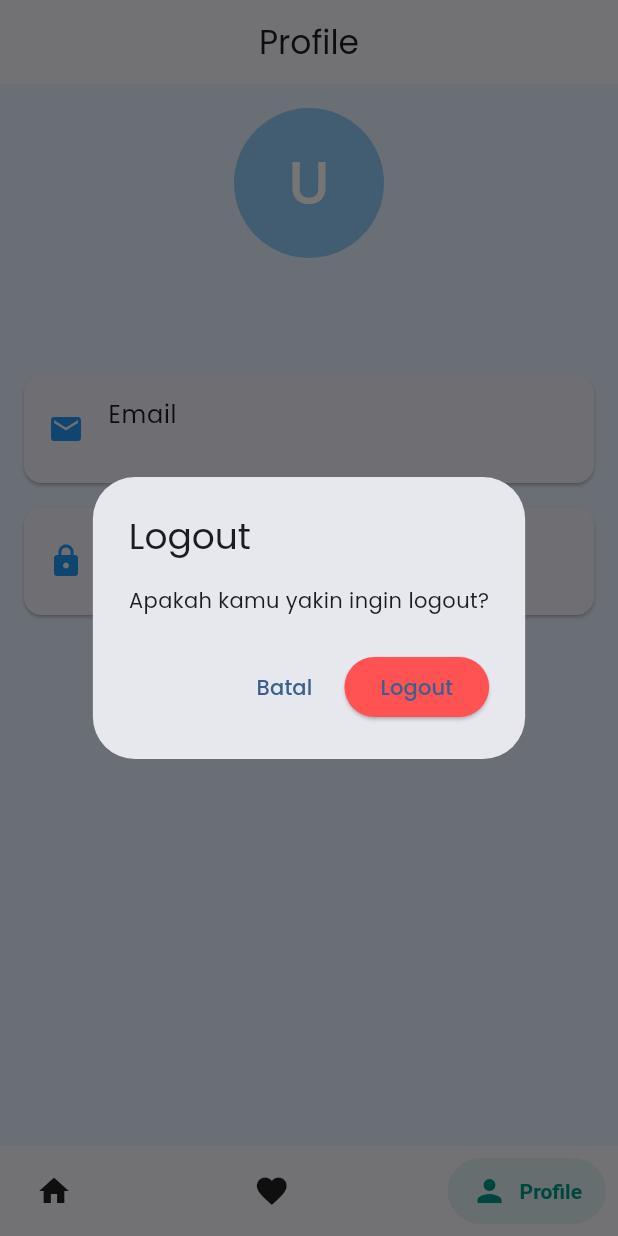
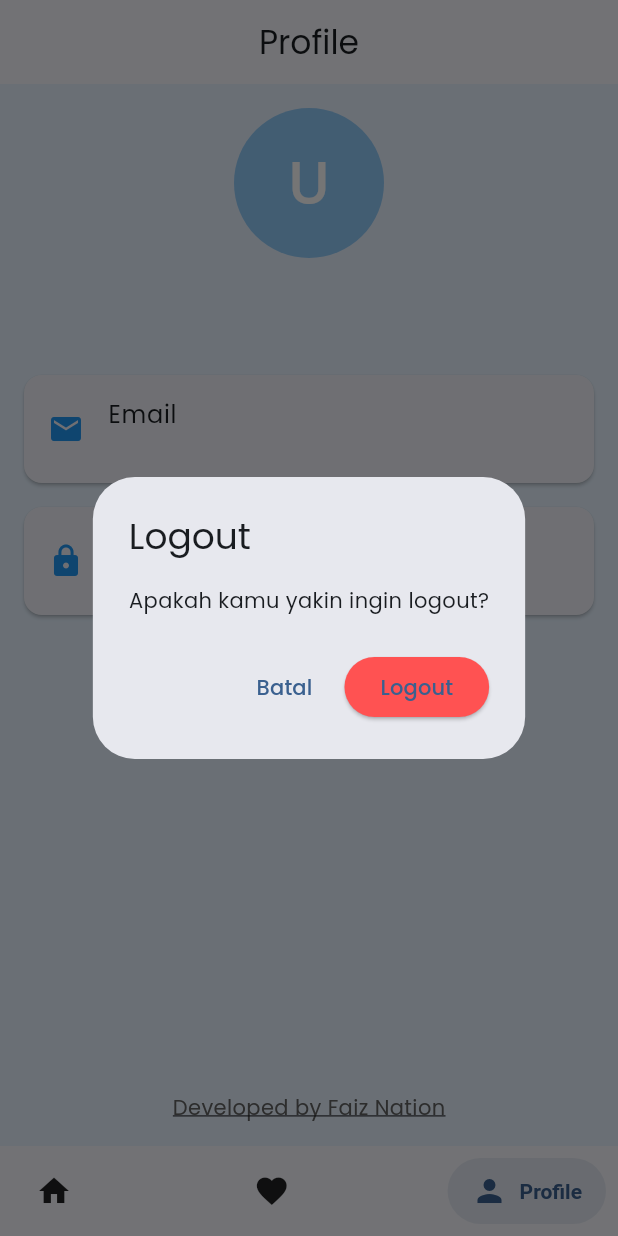
Before and after one commit to Ngoding-Gak-Jadi/belajar_flutter, a Flutter app: the MainNavigationScreen screen opened by its route, item 3 of the bottom bar chosen, after a tap on "Logout", on a phone screen of 412 x 824 dp. Run offline on Flutter 3.47's test engine with Material 3 defaults, Android fonts, the light colour scheme and no system bars; drawn by our look-alikes of salomon_bottom_bar; network calls fail.

Commit message:
update flutter

```diff
--- a/lib/screens/favorites/favorites_screen.dart
+++ b/lib/screens/favorites/favorites_screen.dart
@@ -10,10 +10,12 @@ class FavoritesScreen extends StatelessWidget {
   @override
   Widget build(BuildContext context) {
     return Scaffold(
+      backgroundColor: const Color(0xFFE6F2FF),
       appBar: AppBar(
         title: const Text('My Favorites'),
         centerTitle: true,
         automaticallyImplyLeading: false,
+        backgroundColor: const Color(0xFFE6F2FF),
       ),
       body: Consumer<FavoritesProvider>(
         builder: (context, favoritesProvider, child) {
--- a/lib/screens/getstarted_screen.dart
+++ b/lib/screens/getstarted_screen.dart
@@ -22,7 +22,8 @@ class GetStartedPage extends StatelessWidget {
             ),
           ),
 
-          Column(
+          SingleChildScrollView(
+            child: Column(
               mainAxisAlignment: MainAxisAlignment.center,
               children: [
                 const SizedBox(height: 80),
@@ -109,7 +110,7 @@ class GetStartedPage extends StatelessWidget {
                   ],
                 ),
 
-              const Spacer(),
+                const SizedBox(height: 145),
 
                 Align(
                   alignment: Alignment.bottomLeft,
@@ -117,6 +118,7 @@ class GetStartedPage extends StatelessWidget {
                 ),
               ],
             ),
+          ),
         ],
       ),
     );
--- a/lib/screens/home/home_screen.dart
+++ b/lib/screens/home/home_screen.dart
@@ -1,3 +1,4 @@
+import 'dart:async';
 
 import 'package:belajar_flutter/data/manga/manga_data.dart';
 import 'package:belajar_flutter/data/manhua/manhua_data.dart';
@@ -7,58 +8,89 @@ import 'package:belajar_flutter/widgets/comic_list_view.dart';
 import 'package:belajar_flutter/widgets/new_comic.dart';
 import 'package:flutter/material.dart';
 
-
-class MyHomePage extends StatelessWidget {
+class MyHomePage extends StatefulWidget {
   final String userEmail;
   final String userPass;
 
+  const MyHomePage({
+    super.key,
+    required this.userEmail,
+    required this.userPass,
+  });
+
+  @override
+  State<MyHomePage> createState() => _MyHomePageState();
+}
+
+class _MyHomePageState extends State<MyHomePage> {
+  late String greeting;
+  late String time;
+  late Timer timer;
+
+  @override
+  void initState() {
+    super.initState();
+    _updateGreeting();
+    timer = Timer.periodic(const Duration(seconds: 1), (_) {
+      _updateGreeting();
+    });
+  }
+
+  void _updateGreeting() {
+    final now = DateTime.now();
+    final hour = now.hour;
+
+    String newGreeting;
+    if (hour >= 5 && hour < 12) {
+      newGreeting = "Ohayō!";
+    } else if (hour >= 12 && hour < 15) {
+      newGreeting = "Konnichiwa!";
+    } else if (hour >= 15 && hour < 18) {
+      newGreeting = "Yūgata!";
+    } else {
+      newGreeting = "Konbanwa!";
+    }
+
+    final newTime =
+        "${now.hour.toString().padLeft(2, '0')}:${now.minute.toString().padLeft(2, '0')}";
+
+    setState(() {
+      greeting = newGreeting;
+      time = newTime;
+    });
+  }
+
+  @override
+  void dispose() {
+    timer.cancel();
+    super.dispose();
+  }
+
+  List<Comic> get allComics => [...mangaList, ...manhwaList, ...manhuaList];
+
+  @override
+  Widget build(BuildContext context) {
     final sampleComics = [
       NewComic(
-      title: 'One piece',
+        id: 'op001',
+        title: 'One Piece',
         subtitle: 'Chapter 1107 • Updated',
         imageUrl: 'assets/images/newcomic/onePiece.png',
       ),
       NewComic(
+        id: 'bnh001',
         title: 'Boku no Hero',
-      subtitle: 'chapter 430 • Completed',
+        subtitle: 'Chapter 430 • Completed',
         imageUrl: 'assets/images/newcomic/bokuNoHero.png',
       ),
       NewComic(
+        id: 'jjk001',
         title: 'Jujutsu Kaisen',
-      subtitle: 'chapter 271 • Completed',
+        subtitle: 'Chapter 271 • Completed',
         imageUrl: 'assets/images/newcomic/jujusuKaisen.png',
       ),
     ];
 
-  Map<String, String> greetingMessage() {
-    DateTime now = DateTime.now();
-    int hour = now.hour;
-    String formattedTime =
-        "${now.hour.toString().padLeft(2, '0')}:${now.minute.toString().padLeft(2, '0')}";
-
-    String greeting;
-
-    if (hour >= 5 && hour < 12) {
-      greeting = "Ohayō!";
-    } else if (hour >= 12 && hour < 15) {
-      greeting = "Konnichiwa!";
-    } else if (hour >= 15 && hour < 18) {
-      greeting = "Yūgata!";
-    } else {
-      greeting = "Konbanwa!";
-    }
-
-    return {"greeting": greeting, "time": formattedTime};
-  }
-
-  // Getter to combine all comics
-  List<Comic> get allComics => [...mangaList, ...manhwaList, ...manhuaList];
-
-  MyHomePage({super.key, required this.userEmail, required this.userPass});
-
-  @override
-  Widget build(BuildContext context) {
-    final message = greetingMessage();
     return Scaffold(
       backgroundColor: const Color(0xFFE6F2FF),
       body: SafeArea(
@@ -74,7 +106,7 @@ class MyHomePage extends StatelessWidget {
                     crossAxisAlignment: CrossAxisAlignment.start,
                     children: [
                       Text(
-                        message["greeting"]!,
+                        greeting,
                         style: const TextStyle(
                           fontSize: 20,
                           fontWeight: FontWeight.w400,
@@ -82,7 +114,7 @@ class MyHomePage extends StatelessWidget {
                       ),
                       const SizedBox(height: 8),
                       Text(
-                        (userEmail),
+                        widget.userEmail,
                         style: const TextStyle(
                           fontSize: 30,
                           fontWeight: FontWeight.w800,
@@ -90,9 +122,8 @@ class MyHomePage extends StatelessWidget {
                       ),
                     ],
                   ),
-
                   Text(
-                    (message['time']!),
+                    time,
                     style: const TextStyle(
                       fontSize: 50,
                       fontWeight: FontWeight.w800,
@@ -110,15 +141,17 @@ class MyHomePage extends StatelessWidget {
                 child: Column(
                   children: [
                     Container(
-                      color: Colors.white,
+                      color: const Color(0xFFFFFFFF),
                       child: TabBar(
                         labelColor: Colors.blue,
                         unselectedLabelColor: Colors.grey,
-                        isScrollable: false,
-                        tabs: [
+                        tabs: const [
                           Tab(icon: Icon(Icons.library_books), text: 'All'),
                           Tab(icon: Icon(Icons.menu_book), text: 'Manga'),
-                          Tab(icon: Icon(Icons.chrome_reader_mode), text: 'Manhwa'),
+                          Tab(
+                            icon: Icon(Icons.chrome_reader_mode),
+                            text: 'Manhwa',
+                          ),
                           Tab(icon: Icon(Icons.auto_stories), text: 'Manhua'),
                         ],
                       ),
@@ -126,9 +159,7 @@ class MyHomePage extends StatelessWidget {
                     Expanded(
                       child: TabBarView(
                         children: [
-                          // All Comics Tab
                           ComicListView(comics: allComics),
-                          // Individual Category Tabs
                           ComicListView(comics: mangaList),
                           ComicListView(comics: manhwaList),
                           ComicListView(comics: manhuaList),
--- a/lib/screens/profile/profile_screen.dart
+++ b/lib/screens/profile/profile_screen.dart
@@ -1,4 +1,5 @@
 import 'package:flutter/material.dart';
+import 'package:url_launcher/url_launcher.dart';
 
 class ProfileScreen extends StatelessWidget {
   final String userEmail;
@@ -29,6 +30,13 @@ class ProfileScreen extends StatelessWidget {
         ],
       ),
     );
+  }
+
+  Future<void> _launchGitHub() async {
+    final Uri url = Uri.parse("https://github.com/FaizNation");
+    if (!await launchUrl(url, mode: LaunchMode.externalApplication)) {
+      throw Exception('Tidak bisa membuka $url');
+    }
   }
 
   @override
@@ -107,6 +115,18 @@ class ProfileScreen extends StatelessWidget {
                   ),
                 ),
               ),
+              const Spacer(),
+              GestureDetector(
+                onTap: _launchGitHub,
+                child: Text(
+                  "Developed by Faiz Nation",
+                  style: TextStyle(
+                    fontSize: 14,
+                    color: Colors.grey[700],
+                    decoration: TextDecoration.underline,
+                  ),
+                ),
+              ),
             ],
           ),
         ),
--- a/lib/widgets/main_navigation_screen.dart
+++ b/lib/widgets/main_navigation_screen.dart
@@ -44,17 +44,17 @@ class _MainNavigationScreenState extends State<MainNavigationScreen> {
           SalomonBottomBarItem(
             icon: const Icon(Icons.home),
             title: const Text('Home'),
-            selectedColor: Theme.of(context).primaryColor,
+            // selectedColor: Theme.of(context).primaryColor,
           ),
           SalomonBottomBarItem(
             icon: const Icon(Icons.favorite),
             title: const Text('Favorites'),
-            selectedColor: Colors.pink,
+            // selectedColor: Colors.pink,
           ),
           SalomonBottomBarItem(
             icon: const Icon(Icons.person),
             title: const Text('Profile'),
-            selectedColor: Colors.teal,
+            // selectedColor: Colors.teal,
           ),
         ],
       ),
--- a/pubspec.yaml
+++ b/pubspec.yaml
@@ -42,6 +42,7 @@ dependencies:
   flutter_signin_button: ^2.0.0
   flutter_native_splash: ^2.4.6
   salomon_bottom_bar: ^3.3.2
+  url_launcher: ^6.2.6
 
 
 dev_dependencies:
```
Also changed, not shown: lib/widgets/new_comic.dart (+31 -2 lines), pubspec.lock, 5 other files. Lines whose indentation alone changed are shown as unchanged.
